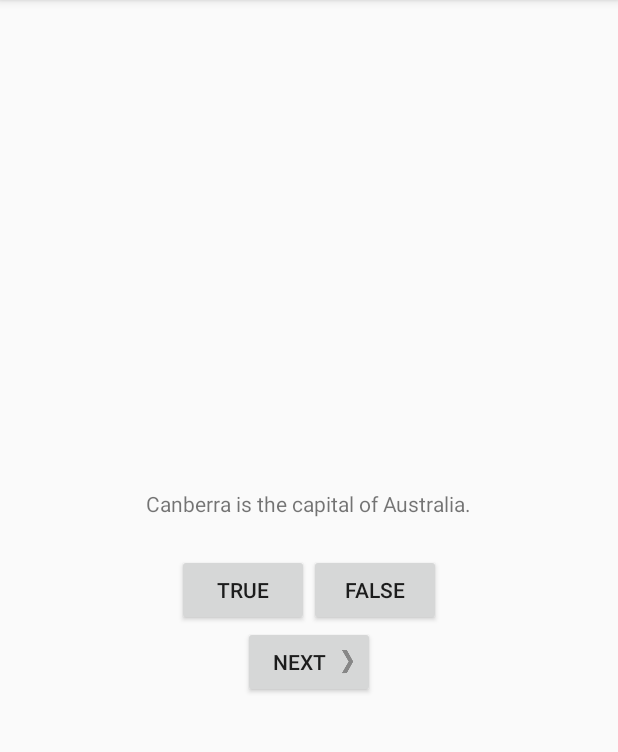
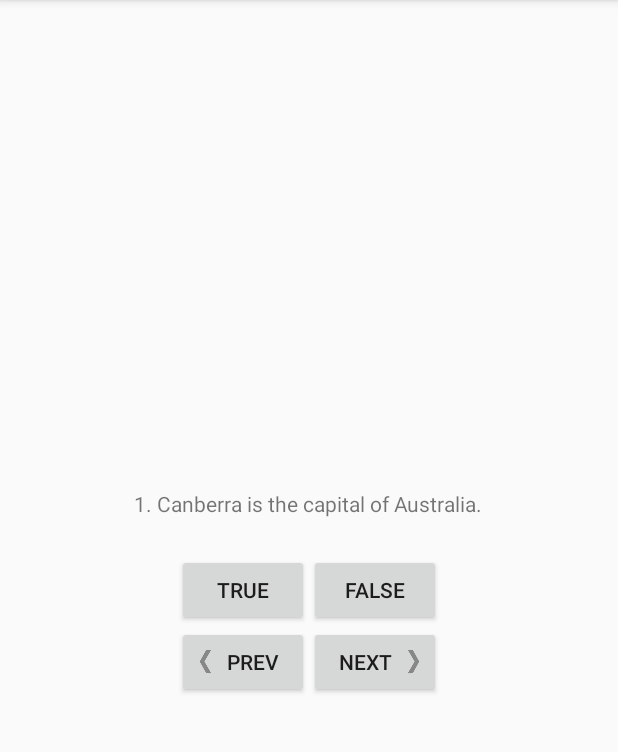
Before and after one commit to lucasleelz/android-examples, an Android app: the screen it shows after launch (QuizActivity), on a phone screen of 412 x 824 dp, the part 84-836 px from its top. Run offline under Robolectric (Android 15) with nearby library versions, the phone set to English and light mode, and no system bars.

Commit message:
添加上一步按钮。

```diff
--- a/GeoQuiz/app/src/main/java/com/lucasleelz/geoquiz/QuizActivity.java
+++ b/GeoQuiz/app/src/main/java/com/lucasleelz/geoquiz/QuizActivity.java
@@ -12,7 +12,9 @@ public class QuizActivity extends AppCompatActivity {
 
     private Button mFalseButton;
 
+    private Button mPreviousButton;
     private Button mNextButton;
+
     private TextView mQuestionTextView;
 
     private Question[] mQuestionBank = new Question[]{
@@ -33,6 +35,7 @@ public class QuizActivity extends AppCompatActivity {
 
         mTrueButton = (Button) findViewById(R.id.true_button);
         mFalseButton = (Button) findViewById(R.id.false_button);
+        mPreviousButton = (Button) findViewById(R.id.previous_button);
         mNextButton = (Button) findViewById(R.id.next_button);
 
         mQuestionTextView = (TextView) findViewById(R.id.question_text_view);
@@ -41,6 +44,7 @@ public class QuizActivity extends AppCompatActivity {
 
         mTrueButton.setOnClickListener(view -> checkAnswer(true));
         mFalseButton.setOnClickListener(view -> checkAnswer(false));
+        mPreviousButton.setOnClickListener(view -> checkPrevious());
         mNextButton.setOnClickListener(view -> checkNext());
     }
 
@@ -59,6 +63,11 @@ public class QuizActivity extends AppCompatActivity {
         Toast.makeText(this, messageResId, Toast.LENGTH_LONG).show();
     }
 
+    private void checkPrevious() {
+        mCurrentIndex = mCurrentIndex == 0 ? mQuestionBank.length - 1 : mCurrentIndex - 1;
+        updateQuestion();
+    }
+
     private void checkNext() {
         mCurrentIndex = (mCurrentIndex + 1) % mQuestionBank.length;
         updateQuestion();
--- a/GeoQuiz/app/src/main/res/layout/activity_quiz.xml
+++ b/GeoQuiz/app/src/main/res/layout/activity_quiz.xml
@@ -3,8 +3,8 @@
     xmlns:android="http://schemas.android.com/apk/res/android"
     android:layout_width="match_parent"
     android:layout_height="match_parent"
+    android:gravity="center"
     android:orientation="vertical"
-    android:gravity="center"
     >
 
     <TextView
@@ -34,12 +34,27 @@
             />
     </LinearLayout>
 
-    <Button
-        android:id="@+id/next_button"
+    <LinearLayout
         android:layout_width="wrap_content"
         android:layout_height="wrap_content"
-        android:text="@string/next_button"
-        android:drawableRight="@drawable/arrow_right"
-        />
+        android:orientation="horizontal"
+        >
+
+        <Button
+            android:id="@+id/previous_button"
+            android:layout_width="wrap_content"
+            android:layout_height="wrap_content"
+            android:drawableLeft="@drawable/arrow_left"
+            android:text="@string/previous_button"
+            />
+
+        <Button
+            android:id="@+id/next_button"
+            android:layout_width="wrap_content"
+            android:layout_height="wrap_content"
+            android:drawableRight="@drawable/arrow_right"
+            android:text="@string/next_button"
+            />
+    </LinearLayout>
 
 </LinearLayout>
--- a/GeoQuiz/app/src/main/res/values/strings.xml
+++ b/GeoQuiz/app/src/main/res/values/strings.xml
@@ -1,16 +1,17 @@
 <resources>
     <string name="app_name">GeoQuiz</string>
 
-    <string name="question_australia">Canberra is the capital of Australia.</string>
-    <string name="question_oceans">The Pacific Ocean is larger than the Atlantic Ocean.</string>
-    <string name="question_mideast">The Suez Canal connects the Red Sea and the Indian Ocean.</string>
-    <string name="question_africa">The source of the Nile River is in Egypt.</string>
-    <string name="question_americas">The Amazon River is the longest river in the Americas.</string>
-    <string name="question_asia">Lake Baikal is the world\'s oldest and deepest freshwater lake.</string>
+    <string name="question_australia">1. Canberra is the capital of Australia.</string>
+    <string name="question_oceans">2. The Pacific Ocean is larger than the Atlantic Ocean.</string>
+    <string name="question_mideast">3. The Suez Canal connects the Red Sea and the Indian Ocean.</string>
+    <string name="question_africa">4. The source of the Nile River is in Egypt.</string>
+    <string name="question_americas">5. The Amazon River is the longest river in the Americas.</string>
+    <string name="question_asia">6. Lake Baikal is the world\'s oldest and deepest freshwater lake.</string>
 
     <string name="false_button">FALSE</string>
     <string name="true_button">TRUE</string>
     <string name="correct_toast">Correct!</string>
     <string name="incorrect_toast">Incorrect!</string>
     <string name="next_button">NEXT</string>
+    <string name="previous_button">PREV</string>
 </resources>
```
